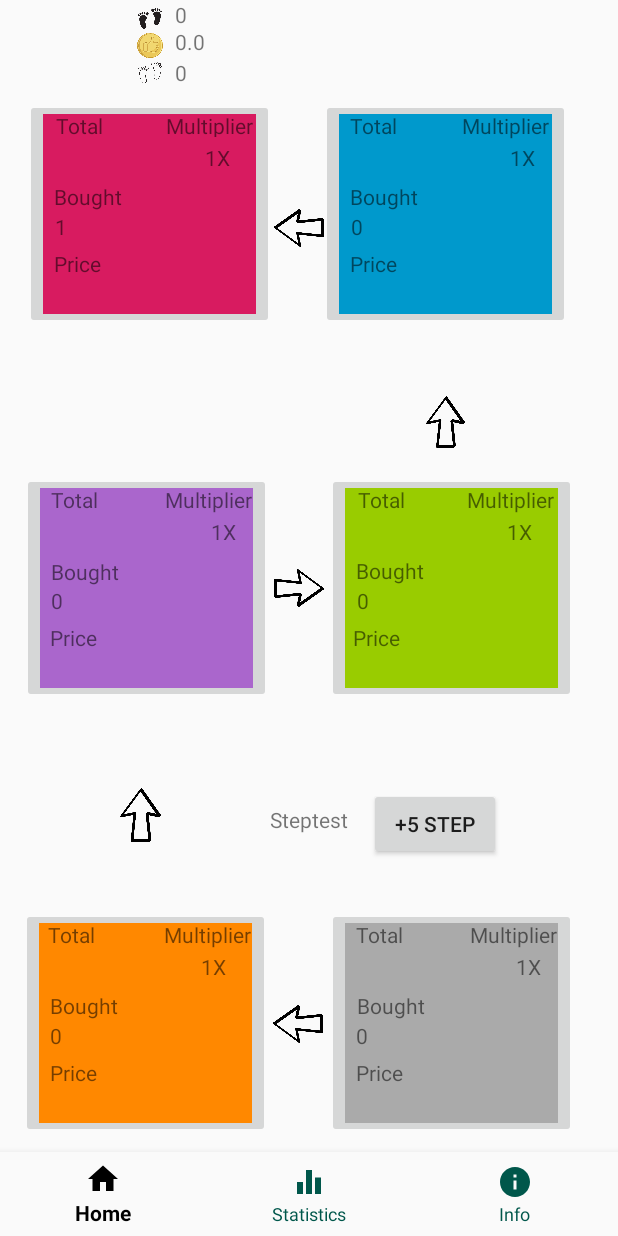
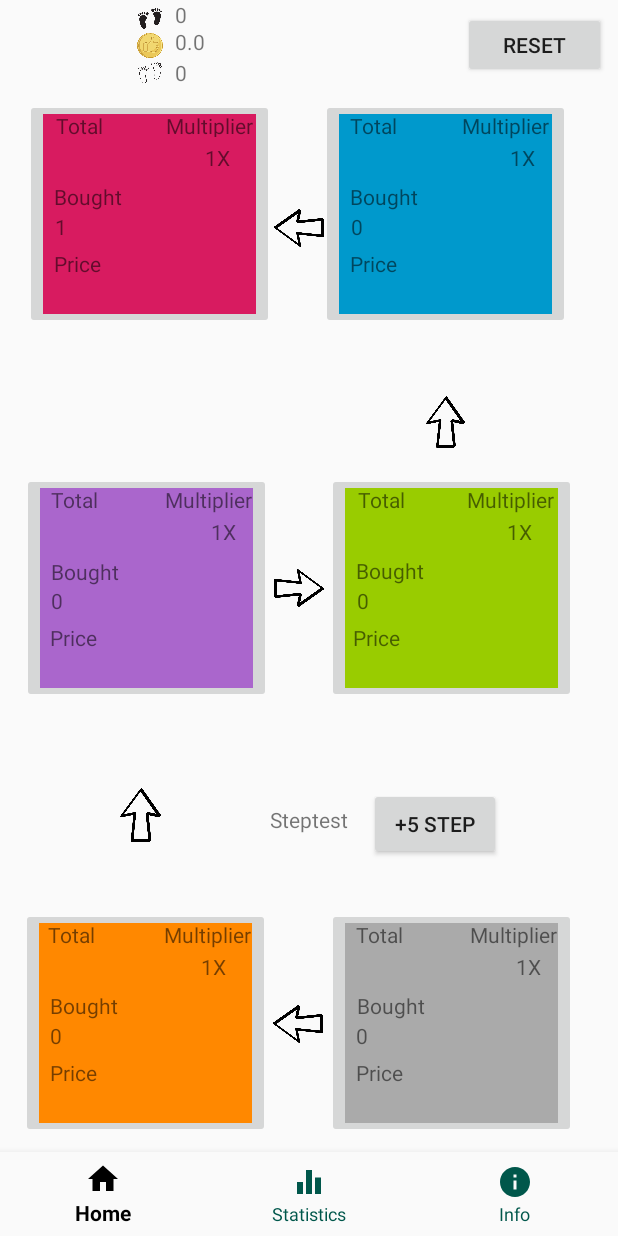
Before and after one commit to topiaspeiponen/doctorJava_project, an Android app: the screen it shows after launch (MainActivity), on a phone screen of 412 x 824 dp. Run offline under Robolectric (Android 15) with nearby library versions, the phone set to English and light mode, and no system bars; our stand-ins replace Room's generated code.

Commit message:
Added a reset button to mainFragment.

```diff
--- a/app/src/main/java/com/example/doctorjava_project/DayStatsDao.java
+++ b/app/src/main/java/com/example/doctorjava_project/DayStatsDao.java
@@ -20,7 +20,7 @@ import androidx.room.Query;
  */
 @Dao
 public interface DayStatsDao {
-    @Query("SELECT * FROM day_stats ORDER BY date(date) ASC LIMIT 14")
+    @Query("SELECT * FROM day_stats ORDER BY date DESC LIMIT 14")
     List<DayStats> getAllDayStats();
 
     @Insert
--- a/app/src/main/java/com/example/doctorjava_project/MainFragment.java
+++ b/app/src/main/java/com/example/doctorjava_project/MainFragment.java
@@ -59,6 +59,7 @@ public class MainFragment extends Fragment implements SensorEventListener {
     private static final String COIN_PREF = "CoinCountPref";
     private static final String PROCESSED_PREF = "ProcessedCountPref";
     Context applicationContext = MainActivity.getContextOfApplication();
+    private Button resetButton;
 
     //view variables for layout update
     private ImageButton bcButton;
@@ -194,6 +195,25 @@ public class MainFragment extends Fragment implements SensorEventListener {
     @Override
     public void onCreate(Bundle savedInstanceState) {
         super.onCreate(savedInstanceState);
+    }
+
+    @Override
+    public void onViewCreated(View view, Bundle savedInstanceState) {
+        resetButton = getView().findViewById(R.id.resetButton);
+        resetButton.setOnClickListener(new View.OnClickListener() {
+            @Override
+            public void onClick(View v) {
+                Log.d("doctorDebug", "Building database nuked!");
+                //Accesses the database
+                final DayStatsDatabase db = Room.databaseBuilder(applicationContext, DayStatsDatabase.class, "building_production")
+                        .allowMainThreadQueries()
+                        .fallbackToDestructiveMigration()
+                        .build();
+
+                //Reset database
+                db.dayStatsDao().nukeTable();
+                db.close();
+            }});
     }
 
     @Override
--- a/app/src/main/java/com/example/doctorjava_project/TypeConverters.java
+++ b/app/src/main/java/com/example/doctorjava_project/TypeConverters.java
@@ -21,7 +21,6 @@ public class TypeConverters {
     public static Date fromTimestamp(Long value) {
         return value == null ? null : new Date(value);
     }
-
     @TypeConverter
     public static Long dateToTimestamp(Date date) {
         if (date == null) {
--- a/app/src/main/res/layout/fragment_main.xml
+++ b/app/src/main/res/layout/fragment_main.xml
@@ -6,6 +6,16 @@
     android:layout_width="match_parent"
     android:layout_height="match_parent"
     tools:context=".MainActivity">
+
+    <Button
+        android:id="@+id/resetButton"
+        android:layout_width="95dp"
+        android:layout_height="44dp"
+        android:layout_marginTop="8dp"
+        android:layout_marginEnd="8dp"
+        android:text="reset"
+        app:layout_constraintEnd_toEndOf="parent"
+        app:layout_constraintTop_toTopOf="parent" />
 
     <ImageView
         android:id="@+id/whitefeet"
```
